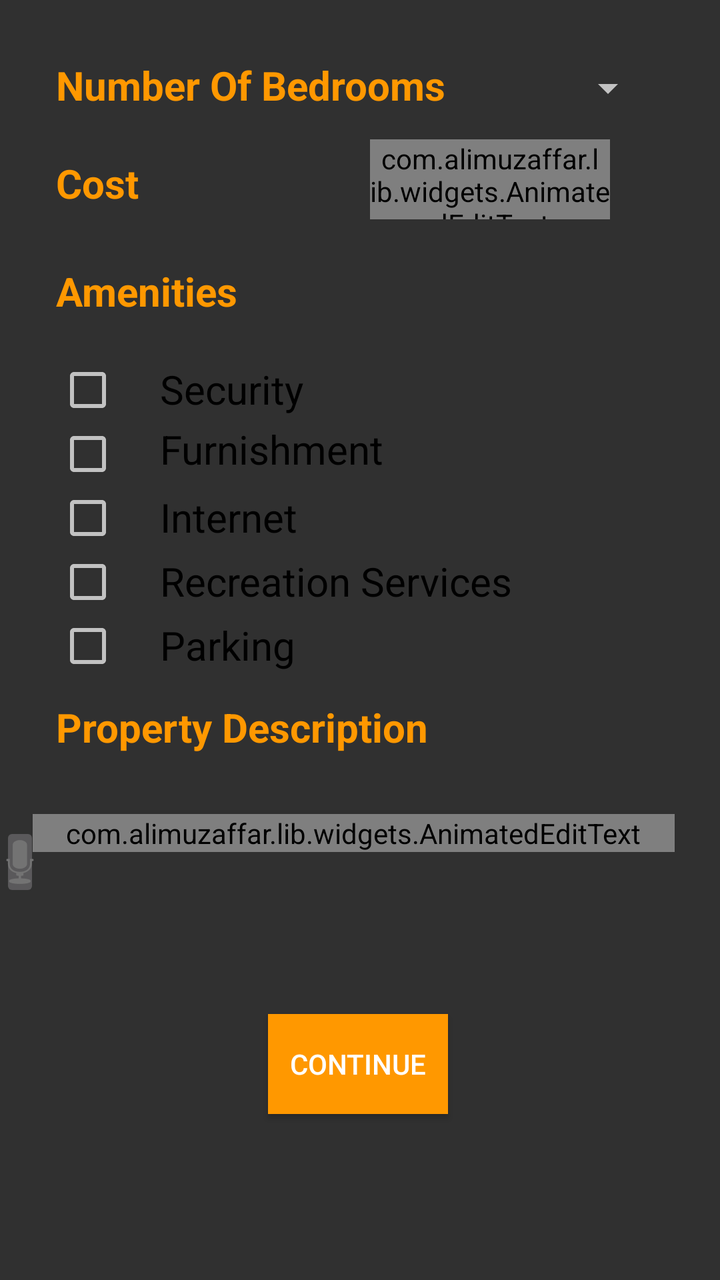
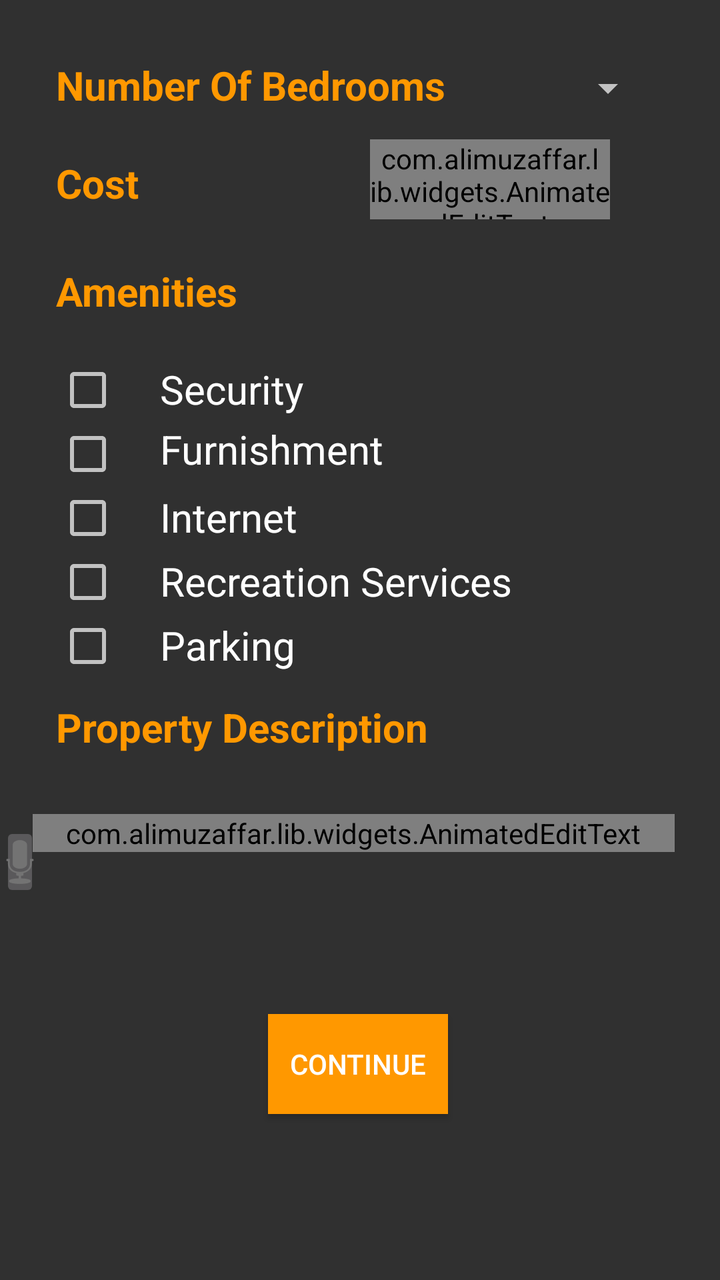

Before-and-after screenshots of an Android layout around one commit, followed by the original layout XML and the change that was made.
<!-- AndroidManifest.xml: application theme Theme.AppCompat.NoActionBar -->
<!-- res/layout/additional_property_info.xml -->
<?xml version="1.0" encoding="utf-8"?>
<RelativeLayout xmlns:android="http://schemas.android.com/apk/res/android"
    xmlns:app="http://schemas.android.com/apk/res-auto"
    android:layout_width="match_parent"
    android:layout_height="match_parent"
    app:layout_behavior="@string/appbar_scrolling_view_behavior">

    <RelativeLayout
        android:id="@+id/additional_property_info"
        android:layout_width="match_parent"
        android:layout_height="580dp">

        <TextView
            android:id="@+id/propdescription"
            android:layout_width="300dp"
            android:layout_height="30dp"
            android:layout_below="@+id/parkingcheckbox"
            android:layout_alignStart="@+id/parkingcheckbox"
            android:layout_alignLeft="@+id/parkingcheckbox"
            android:layout_marginTop="11dp"
            android:text="Property Description"
            android:textColor="#FF9800"
            android:textSize="20dp"
            android:textStyle="bold" />

        <TextView
            android:id="@+id/propertyamenities"
            android:layout_width="150dp"
            android:layout_height="30dp"
            android:layout_below="@+id/costedit"
            android:layout_alignParentStart="true"
            android:layout_alignParentLeft="true"
            android:layout_marginStart="28dp"
            android:layout_marginLeft="28dp"
            android:layout_marginTop="24dp"
            android:text="Amenities"
            android:textColor="#FF9800"
            android:textSize="20dp"
            android:textStyle="bold" />

        <TextView
            android:id="@+id/bedrroomnumber"
            android:layout_width="300dp"
            android:layout_height="30dp"
            android:layout_alignStart="@+id/propertyamenities"
            android:layout_alignLeft="@+id/propertyamenities"
            android:layout_alignParentTop="true"
            android:layout_marginTop="29dp"
            android:text="Number Of Bedrooms"
            android:textColor="#FF9800"
            android:textSize="20dp"
            android:textStyle="bold" />

        <TextView
            android:id="@+id/propertycost"
            android:layout_width="150dp"
            android:layout_height="30dp"
            android:layout_below="@+id/bedrroomnumber"
            android:layout_alignStart="@+id/bedrroomnumber"
            android:layout_alignLeft="@+id/bedrroomnumber"
            android:layout_marginTop="19dp"
            android:text="Cost"
            android:textColor="#FF9800"
            android:textSize="20dp"
            android:textStyle="bold" />


        <Spinner
            android:id="@+id/noofbedroomsspinner"
            android:layout_width="wrap_content"
            android:layout_height="30dp"
            android:layout_alignTop="@+id/bedrroomnumber"
            android:layout_alignEnd="@+id/bedrroomnumber"
            android:layout_alignRight="@+id/bedrroomnumber"></Spinner>

        <com.alimuzaffar.lib.widgets.AnimatedEditText
            android:id="@+id/costedit"
            android:layout_width="120dp"
            android:layout_height="40dp"
            android:layout_alignBottom="@+id/propertycost"
            android:layout_alignParentEnd="true"
            android:layout_alignParentRight="true"
            android:layout_marginEnd="55dp"
            android:layout_marginRight="55dp"
            android:layout_marginBottom="-2dp" />

        <CheckBox
            android:id="@+id/securitycheckbox"
            android:layout_width="wrap_content"
            android:layout_height="wrap_content"
            android:layout_below="@+id/propertyamenities"
            android:layout_alignStart="@+id/propertyamenities"
            android:layout_alignLeft="@+id/propertyamenities"
            android:layout_marginTop="17dp" />


        <CheckBox
            android:id="@+id/furnishmentcheckbox"
            android:layout_width="wrap_content"
            android:layout_height="wrap_content"
            android:layout_below="@+id/securitycheckbox"
            android:layout_alignEnd="@+id/securitycheckbox"
            android:layout_alignRight="@+id/securitycheckbox" />

        <CheckBox
            android:id="@+id/internetcheckbox"
            android:layout_width="wrap_content"
            android:layout_height="wrap_content"
            android:layout_below="@+id/furnishmentcheckbox"
            android:layout_alignStart="@+id/furnishmentcheckbox"
            android:layout_alignLeft="@+id/furnishmentcheckbox" />

        <CheckBox
            android:id="@+id/recreationcheckbox"
            android:layout_width="wrap_content"
            android:layout_height="wrap_content"
            android:layout_below="@+id/internetcheckbox"
            android:layout_alignStart="@+id/internetcheckbox"
            android:layout_alignLeft="@+id/internetcheckbox" />

        <CheckBox
            android:id="@+id/parkingcheckbox"
            android:layout_width="wrap_content"
            android:layout_height="wrap_content"
            android:layout_below="@+id/recreationcheckbox"
            android:layout_alignStart="@+id/recreationcheckbox"
            android:layout_alignLeft="@+id/recreationcheckbox" />

        <com.alimuzaffar.lib.widgets.AnimatedEditText
            android:id="@+id/enterdescriptiontextbox"
            android:layout_width="321dp"
            android:layout_height="wrap_content"
            android:layout_below="@+id/propdescription"
            android:layout_alignStart="@+id/propdescription"
            android:layout_alignLeft="@+id/propdescription"
            android:layout_marginStart="-12dp"
            android:layout_marginLeft="-12dp"
            android:layout_marginTop="27dp"
            android:hint="Enter manually or press to speak" />

        <Button
            android:id="@+id/continue_button_in_additionalinfofrag"
            android:layout_width="140dp"
            android:layout_height="50dp"
            android:layout_below="@+id/enterdescriptiontextbox"
            android:layout_alignParentStart="true"
            android:layout_alignParentLeft="true"
            android:layout_alignParentEnd="true"
            android:layout_alignParentRight="true"
            android:layout_marginStart="134dp"
            android:layout_marginLeft="134dp"
            android:layout_marginTop="81dp"
            android:layout_marginEnd="136dp"
            android:layout_marginRight="136dp"
            android:background="#FF9800"
            android:text="Continue"
            android:textColor="@android:color/white" />

        <TextView
            android:id="@+id/securityhead"
            android:layout_width="200dp"
            android:layout_height="30dp"
            android:layout_above="@+id/furnishmentcheckbox"
            android:layout_centerHorizontal="true"
            android:text="Security"
            android:textColor="@android:color/black"
            android:textSize="20dp" />

        <TextView
            android:id="@+id/furnishmenthead"
            android:layout_width="200dp"
            android:layout_height="30dp"
            android:layout_below="@+id/securityhead"
            android:layout_alignStart="@+id/securityhead"
            android:layout_alignLeft="@+id/securityhead"
            android:text="Furnishment"
            android:textColor="@android:color/black"
            android:textSize="20dp" />

        <TextView
            android:id="@+id/internethead"
            android:layout_width="200dp"
            android:layout_height="30dp"
            android:layout_above="@+id/recreationcheckbox"
            android:layout_alignStart="@+id/furnishmenthead"
            android:layout_alignLeft="@+id/furnishmenthead"
            android:text="Internet"
            android:textColor="@android:color/black"
            android:textSize="20dp" />

        <TextView
            android:id="@+id/recreationhead"
            android:layout_width="200dp"
            android:layout_height="30dp"
            android:layout_above="@+id/parkingcheckbox"
            android:layout_alignStart="@+id/internethead"
            android:layout_alignLeft="@+id/internethead"
            android:text="Recreation Services"
            android:textColor="@android:color/black"
            android:textSize="20dp" />

        <TextView
            android:id="@+id/parkinghead"
            android:layout_width="200dp"
            android:layout_height="30dp"
            android:layout_above="@+id/propdescription"
            android:layout_alignStart="@+id/recreationhead"
            android:layout_alignLeft="@+id/recreationhead"
            android:text="Parking"
            android:textColor="@android:color/black"
            android:textSize="20dp" />

        <ImageButton
            android:id="@+id/voiceTotextButton"
            android:layout_width="20dp"
            android:layout_height="40dp"
            android:layout_alignParentBottom="true"
            android:layout_marginBottom="129dp"
            android:src="@android:drawable/ic_btn_speak_now" />

    </RelativeLayout>
</RelativeLayout>
<!-- resources referenced by this layout -->
<resources>

</resources>

<!-- the commit's change to res/layout/additional_property_info.xml (unified diff, before → after) -->
@@ -163,7 +163,7 @@
             android:layout_above="@+id/furnishmentcheckbox"
             android:layout_centerHorizontal="true"
             android:text="Security"
-            android:textColor="@android:color/black"
+            android:textColor="@color/white"
             android:textSize="20dp" />
 
         <TextView
@@ -174,7 +174,7 @@
             android:layout_alignStart="@+id/securityhead"
             android:layout_alignLeft="@+id/securityhead"
             android:text="Furnishment"
-            android:textColor="@android:color/black"
+            android:textColor="@color/white"
             android:textSize="20dp" />
 
         <TextView
@@ -185,7 +185,7 @@
             android:layout_alignStart="@+id/furnishmenthead"
             android:layout_alignLeft="@+id/furnishmenthead"
             android:text="Internet"
-            android:textColor="@android:color/black"
+            android:textColor="@color/white"
             android:textSize="20dp" />
 
         <TextView
@@ -196,7 +196,7 @@
             android:layout_alignStart="@+id/internethead"
             android:layout_alignLeft="@+id/internethead"
             android:text="Recreation Services"
-            android:textColor="@android:color/black"
+            android:textColor="@color/white"
             android:textSize="20dp" />
 
         <TextView
@@ -207,7 +207,7 @@
             android:layout_alignStart="@+id/recreationhead"
             android:layout_alignLeft="@+id/recreationhead"
             android:text="Parking"
-            android:textColor="@android:color/black"
+            android:textColor="@color/white"
             android:textSize="20dp" />
 
         <ImageButton
<!-- resource entries referenced after the edit -->
@@ -1,5 +1,5 @@
 <!-- resources referenced by this layout -->
 <resources>
-
+  <color name="white">#FFFFFFFF</color>
 </resources>
 
